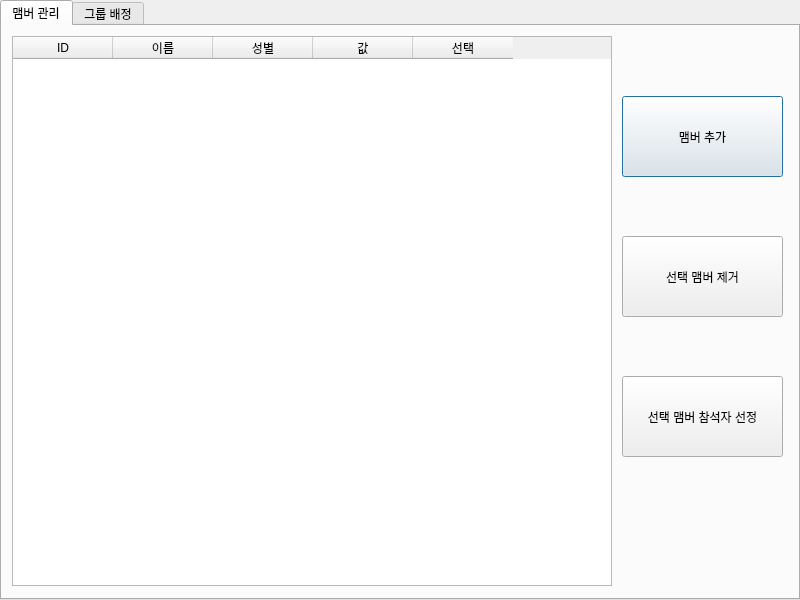
Old version of the form population_management.ui in the repository HyunWoo93/population_management.
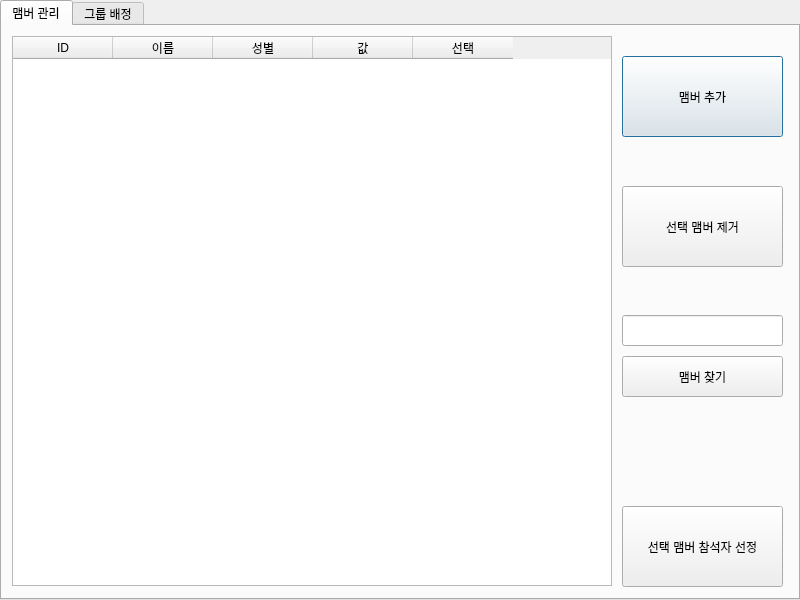
New version of the form.

Commit message: finding fucntion was added with some faults

```diff
--- a/population_management.ui
+++ b/population_management.ui
@@ -33,7 +33,7 @@
      <property name="geometry">
       <rect>
        <x>620</x>
-       <y>70</y>
+       <y>30</y>
        <width>161</width>
        <height>81</height>
       </rect>
@@ -46,7 +46,7 @@
      <property name="geometry">
       <rect>
        <x>620</x>
-       <y>210</y>
+       <y>160</y>
        <width>161</width>
        <height>81</height>
       </rect>
@@ -103,7 +103,7 @@
      <property name="geometry">
       <rect>
        <x>620</x>
-       <y>350</y>
+       <y>480</y>
        <width>161</width>
        <height>81</height>
       </rect>
@@ -112,6 +112,29 @@
       <string>선택 맴버 참석자 선정</string>
      </property>
     </widget>
+    <widget class="QPushButton" name="finding_button">
+     <property name="geometry">
+      <rect>
+       <x>620</x>
+       <y>330</y>
+       <width>161</width>
+       <height>41</height>
+      </rect>
+     </property>
+     <property name="text">
+      <string>맴버 찾기</string>
+     </property>
+    </widget>
+    <widget class="QLineEdit" name="input_box">
+     <property name="geometry">
+      <rect>
+       <x>620</x>
+       <y>289</y>
+       <width>161</width>
+       <height>31</height>
+      </rect>
+     </property>
+    </widget>
    </widget>
    <widget class="QWidget" name="group_tap">
     <attribute name="title">
```
The commit also changes 1 other file.
